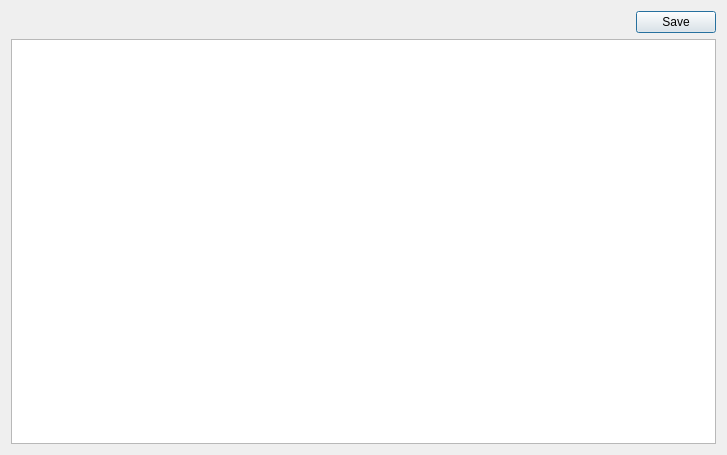
The window that carvingfiletypesdialog.ui (pjrinaldi/wombatforensics) describes before a commit, drawn with Qt 5.
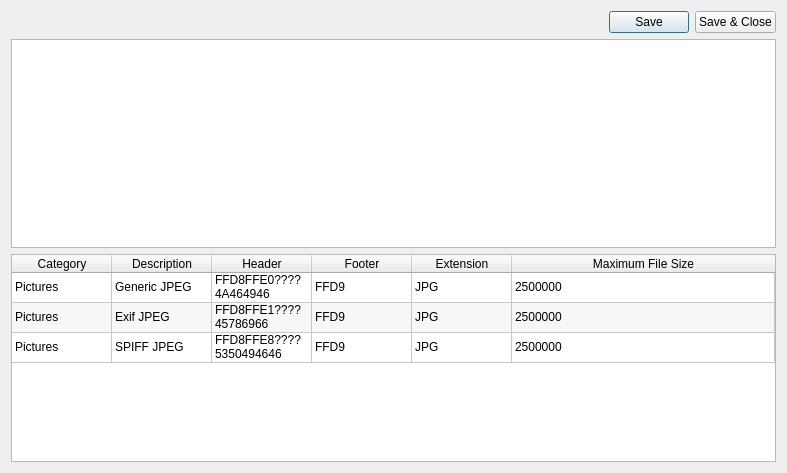
The same window after the commit.

Commit message: working on carvingfiletypes gui and file structure/editing gui

```diff
--- a/carvingfiletypesdialog.ui
+++ b/carvingfiletypesdialog.ui
@@ -6,21 +6,14 @@
    <rect>
     <x>0</x>
     <y>0</y>
-    <width>727</width>
-    <height>455</height>
+    <width>787</width>
+    <height>473</height>
    </rect>
   </property>
   <property name="windowTitle">
    <string>Carving File Types Editor</string>
   </property>
   <layout class="QGridLayout" name="gridLayout_2">
-   <item row="0" column="1">
-    <widget class="QPushButton" name="savepushbutton">
-     <property name="text">
-      <string>Save</string>
-     </property>
-    </widget>
-   </item>
    <item row="0" column="0">
     <spacer name="horizontalSpacer">
      <property name="orientation">
@@ -34,7 +27,21 @@
      </property>
     </spacer>
    </item>
-   <item row="1" column="0" colspan="2">
+   <item row="0" column="2">
+    <widget class="QPushButton" name="savepushbutton">
+     <property name="text">
+      <string>Save</string>
+     </property>
+    </widget>
+   </item>
+   <item row="0" column="3">
+    <widget class="QPushButton" name="pushButton">
+     <property name="text">
+      <string>Save &amp;&amp; Close</string>
+     </property>
+    </widget>
+   </item>
+   <item row="1" column="0" colspan="4">
     <widget class="QPlainTextEdit" name="filetypeseditor">
      <property name="documentTitle">
       <string/>
@@ -44,6 +51,163 @@
      </property>
     </widget>
    </item>
+   <item row="2" column="0" colspan="4">
+    <widget class="QTableWidget" name="filetypestablewidget">
+     <property name="showDropIndicator" stdset="0">
+      <bool>false</bool>
+     </property>
+     <property name="dragDropOverwriteMode">
+      <bool>false</bool>
+     </property>
+     <property name="alternatingRowColors">
+      <bool>true</bool>
+     </property>
+     <property name="gridStyle">
+      <enum>Qt::SolidLine</enum>
+     </property>
+     <property name="rowCount">
+      <number>3</number>
+     </property>
+     <property name="columnCount">
+      <number>6</number>
+     </property>
+     <attribute name="horizontalHeaderCascadingSectionResizes">
+      <bool>false</bool>
+     </attribute>
+     <attribute name="horizontalHeaderDefaultSectionSize">
+      <number>100</number>
+     </attribute>
+     <attribute name="horizontalHeaderStretchLastSection">
+      <bool>true</bool>
+     </attribute>
+     <attribute name="verticalHeaderVisible">
+      <bool>false</bool>
+     </attribute>
+     <row/>
+     <row/>
+     <row/>
+     <column>
+      <property name="text">
+       <string>Category</string>
+      </property>
+     </column>
+     <column>
+      <property name="text">
+       <string>Description</string>
+      </property>
+     </column>
+     <column>
+      <property name="text">
+       <string>Header</string>
+      </property>
+     </column>
+     <column>
+      <property name="text">
+       <string>Footer</string>
+      </property>
+     </column>
+     <column>
+      <property name="text">
+       <string>Extension</string>
+      </property>
+     </column>
+     <column>
+      <property name="text">
+       <string>Maximum File Size</string>
+      </property>
+     </column>
+     <item row="0" column="0">
+      <property name="text">
+       <string>Pictures</string>
+      </property>
+     </item>
+     <item row="0" column="1">
+      <property name="text">
+       <string>Generic JPEG</string>
+      </property>
+     </item>
+     <item row="0" column="2">
+      <property name="text">
+       <string>FFD8FFE0????4A464946</string>
+      </property>
+     </item>
+     <item row="0" column="3">
+      <property name="text">
+       <string>FFD9</string>
+      </property>
+     </item>
+     <item row="0" column="4">
+      <property name="text">
+       <string>JPG</string>
+      </property>
+     </item>
+     <item row="0" column="5">
+      <property name="text">
+       <string>2500000</string>
+      </property>
+     </item>
+     <item row="1" column="0">
+      <property name="text">
+       <string>Pictures</string>
+      </property>
+     </item>
+     <item row="1" column="1">
+      <property name="text">
+       <string>Exif JPEG</string>
+      </property>
+     </item>
+     <item row="1" column="2">
+      <property name="text">
+       <string>FFD8FFE1????45786966</string>
+      </property>
+     </item>
+     <item row="1" column="3">
+      <property name="text">
+       <string>FFD9</string>
+      </property>
+     </item>
+     <item row="1" column="4">
+      <property name="text">
+       <string>JPG</string>
+      </property>
+     </item>
+     <item row="1" column="5">
+      <property name="text">
+       <string>2500000</string>
+      </property>
+     </item>
+     <item row="2" column="0">
+      <property name="text">
+       <string>Pictures</string>
+      </property>
+     </item>
+     <item row="2" column="1">
+      <property name="text">
+       <string>SPIFF JPEG</string>
+      </property>
+     </item>
+     <item row="2" column="2">
+      <property name="text">
+       <string>FFD8FFE8????5350494646</string>
+      </property>
+     </item>
+     <item row="2" column="3">
+      <property name="text">
+       <string>FFD9</string>
+      </property>
+     </item>
+     <item row="2" column="4">
+      <property name="text">
+       <string>JPG</string>
+      </property>
+     </item>
+     <item row="2" column="5">
+      <property name="text">
+       <string>2500000</string>
+      </property>
+     </item>
+    </widget>
+   </item>
   </layout>
  </widget>
  <resources/>
```
